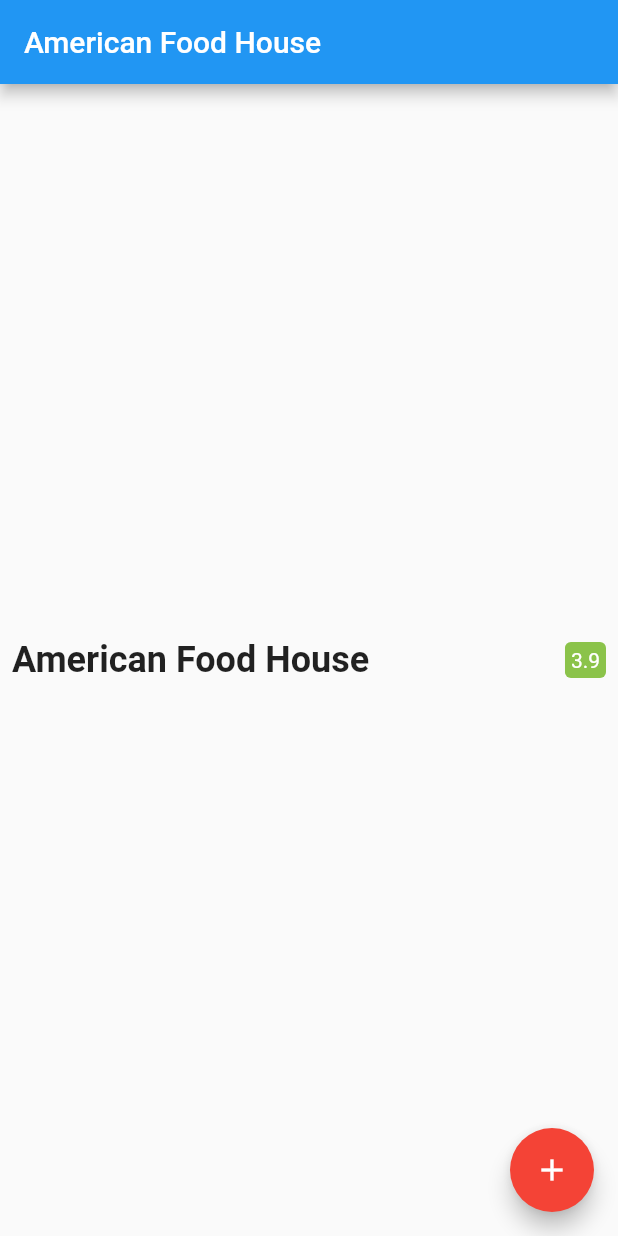
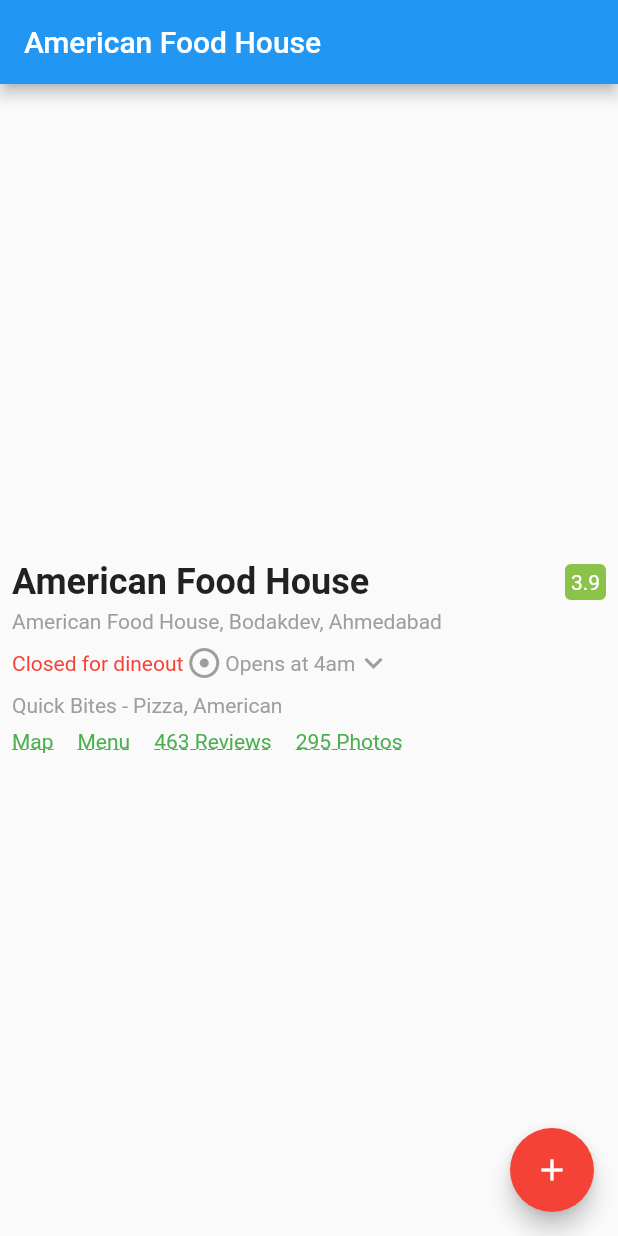
Before and after one commit to aditmodhvadia/zomato_restaurant_screen_clone, a Flutter app: the screen it shows after launch, on a phone screen of 412 x 824 dp. Run offline on Flutter 3.47's test engine with Material 2 defaults, Android fonts, the phone set to English and light mode, and no system bars.

Commit message:
header complete

```diff
--- a/lib/main.dart
+++ b/lib/main.dart
@@ -34,24 +34,20 @@ class MyHomePage extends StatefulWidget {
 }
 
 class _MyHomePageState extends State<MyHomePage> {
-
   @override
   Widget build(BuildContext context) {
-
     return Scaffold(
       appBar: AppBar(
-
         title: Text("American Food House"),
       ),
       body: Column(
         mainAxisAlignment: MainAxisAlignment.center,
         children: <Widget>[
           Header(),
-
         ],
       ),
       floatingActionButton: FloatingActionButton(
-        onPressed: (){},
+        onPressed: () {},
         tooltip: 'Increment',
         backgroundColor: Colors.red,
         child: Icon(Icons.add),
@@ -63,25 +59,131 @@ class _MyHomePageState extends State<MyHomePage> {
 class Header extends StatelessWidget {
   @override
   Widget build(BuildContext context) {
-    return Row(
+    return Column(
       children: <Widget>[
         Padding(
-          padding: const EdgeInsets.all(8.0),
-          child: Text('American Food House', style: TextStyle(fontWeight: FontWeight.bold, fontSize: 24.0)),
+          padding: const EdgeInsets.only(left: 8.0, right: 8.0, top: 4.0),
+          child: Row(
+            mainAxisAlignment: MainAxisAlignment.center,
+            children: <Widget>[
+              Text('American Food House',
+                  style:
+                      TextStyle(fontWeight: FontWeight.bold, fontSize: 24.0)),
+              Expanded(child: Container()),
+              ClipRRect(
+                borderRadius: BorderRadius.all(Radius.circular(4.0)),
+                child: Container(
+                  color: Colors.lightGreen,
+                  child: Padding(
+                    padding: const EdgeInsets.all(4.0),
+                    child: Text(
+                      '3.9',
+                      style: TextStyle(color: Colors.white),
+                    ),
+                  ),
+                ),
+              )
+            ],
+          ),
         ),
-        Expanded(child: Container()),
+        Align(
+            alignment: Alignment.centerLeft,
+            child: Padding(
+              padding: const EdgeInsets.only(left: 8.0, top: 4.0),
+              child: Text(
+                'American Food House, Bodakdev, Ahmedabad',
+                style: TextStyle(color: Colors.grey),
+              ),
+            )),
         Padding(
           padding: const EdgeInsets.all(8.0),
-          child: ClipRRect(
-            borderRadius: BorderRadius.all(Radius.circular(4.0)),
-            child: Container(
-              color: Colors.lightGreen,
-              child: Padding(
-                padding: const EdgeInsets.all(4.0),
-                child: Text('3.9', style: TextStyle(color: Colors.white),),
+          child: Row(
+            mainAxisAlignment: MainAxisAlignment.start,
+            children: <Widget>[
+              Text(
+                'Closed for dineout',
+                style: TextStyle(color: Colors.red),
+              ),
+//              todo: add the centered dot here
+              Padding(
+                padding: const EdgeInsets.only(left: 2.0),
+                child: Icon(
+                  Icons.adjust,
+                  color: Colors.grey,
+                ),
+              ),
+              Padding(
+                padding: const EdgeInsets.only(left: 2.0),
+                child: Text(
+                  'Opens at 4am',
+                  style: TextStyle(color: Colors.grey),
+                ),
+              ),
+              Icon(
+                Icons.keyboard_arrow_down,
+                color: Colors.grey,
+              )
+            ],
+          ),
+        ),
+        Padding(
+          padding: const EdgeInsets.only(left: 8.0),
+          child: Row(
+            children: <Widget>[
+              Text(
+                'Quick Bites - Pizza, American',
+                style: TextStyle(color: Colors.grey),
+              )
+            ],
+          ),
+        ),
+        Row(
+          children: <Widget>[
+            Padding(
+              padding: const EdgeInsets.all(8.0),
+              child: Text(
+                'Map',
+                style: TextStyle(
+                    color: Colors.green,
+                    decoration: TextDecoration.underline,
+                    decorationColor: Colors.green,
+                    decorationStyle: TextDecorationStyle.dashed),
               ),
             ),
-          ),
+            Padding(
+              padding: const EdgeInsets.all(8.0),
+              child: Text(
+                'Menu',
+                style: TextStyle(
+                    color: Colors.green,
+                    decoration: TextDecoration.underline,
+                    decorationColor: Colors.green,
+                    decorationStyle: TextDecorationStyle.dashed),
+              ),
+            ),
+            Padding(
+              padding: const EdgeInsets.all(8.0),
+              child: Text(
+                '463 Reviews',
+                style: TextStyle(
+                    color: Colors.green,
+                    decoration: TextDecoration.underline,
+                    decorationColor: Colors.green,
+                    decorationStyle: TextDecorationStyle.dashed),
+              ),
+            ),
+            Padding(
+              padding: const EdgeInsets.all(8.0),
+              child: Text(
+                '295 Photos',
+                style: TextStyle(
+                    color: Colors.green,
+                    decoration: TextDecoration.underline,
+                    decorationColor: Colors.green,
+                    decorationStyle: TextDecorationStyle.dashed),
+              ),
+            )
+          ],
         )
       ],
     );
```
